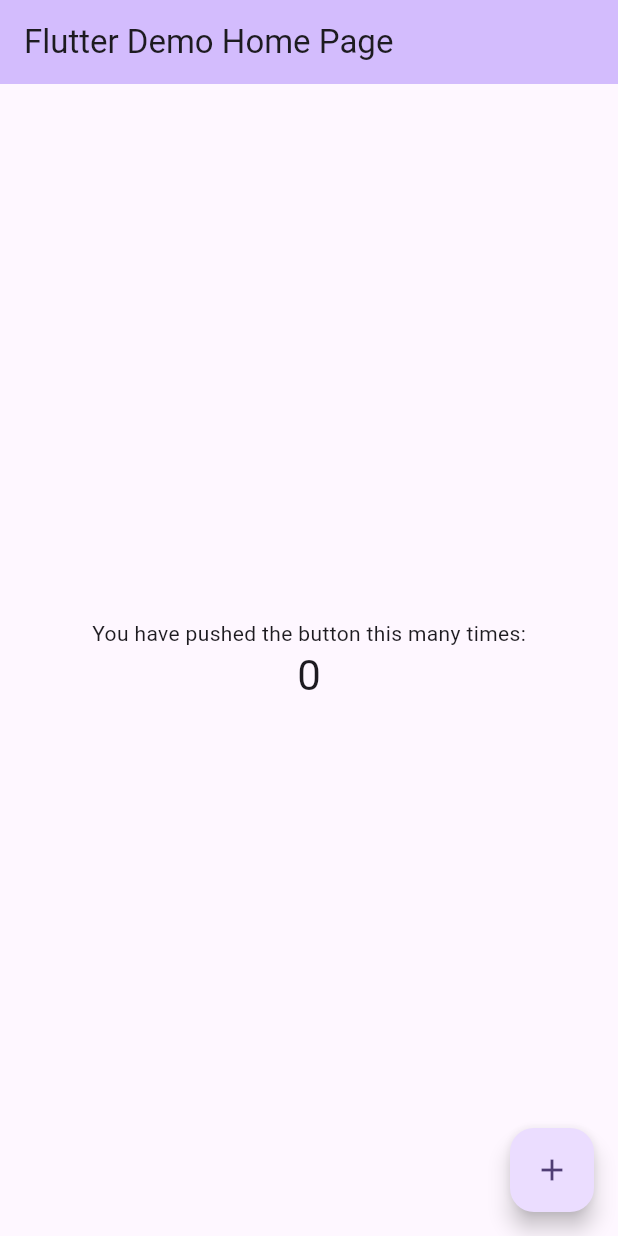
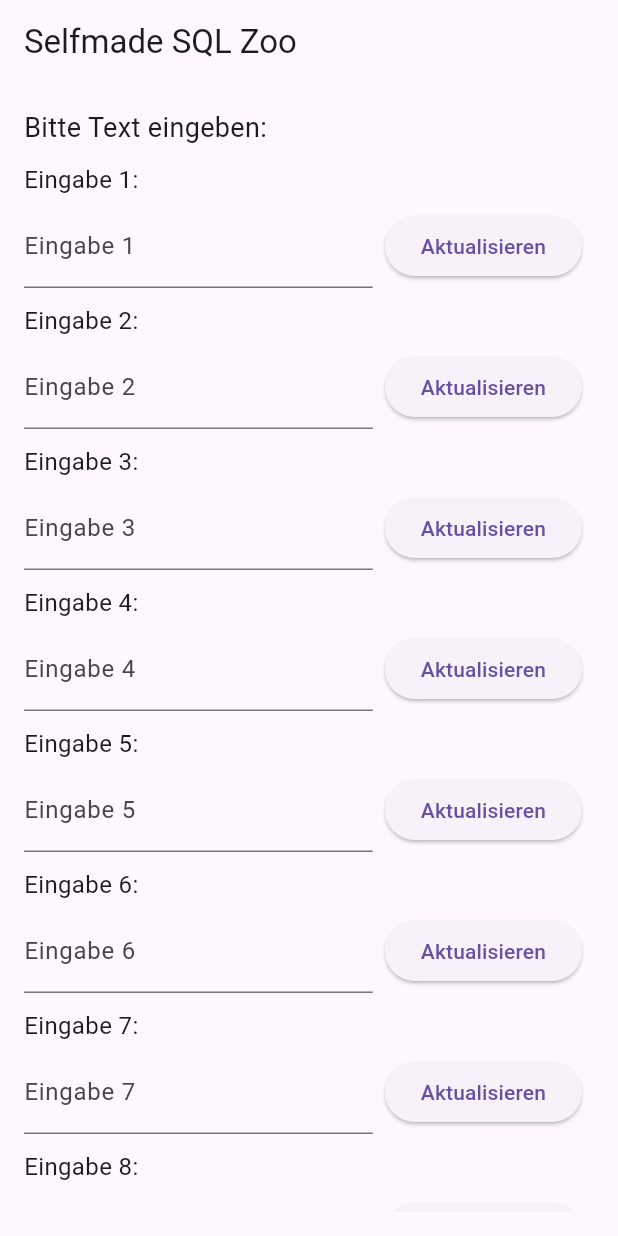
Before and after one commit to Kein010/SQLzooSelfmade, a Flutter app: the screen it shows after launch, on a phone screen of 412 x 824 dp. Run offline on Flutter 3.47's test engine with Material 3 defaults, Android fonts, the phone set to English and light mode, and no system bars.

Commit message:
First Desing

```diff
--- a/sql_zoo_selfmade/lib/main.dart
+++ b/sql_zoo_selfmade/lib/main.dart
@@ -7,119 +7,108 @@
 class MyApp extends StatelessWidget {
   const MyApp({super.key});
 
-  // This widget is the root of your application.
   @override
   Widget build(BuildContext context) {
     return MaterialApp(
-      title: 'Flutter Demo',
+      title: 'Text Eingabe Beispiel',
       theme: ThemeData(
-        // This is the theme of your application.
-        //
-        // TRY THIS: Try running your application with "flutter run". You'll see
-        // the application has a purple toolbar. Then, without quitting the app,
-        // try changing the seedColor in the colorScheme below to Colors.green
-        // and then invoke "hot reload" (save your changes or press the "hot
-        // reload" button in a Flutter-supported IDE, or press "r" if you used
-        // the command line to start the app).
-        //
-        // Notice that the counter didn't reset back to zero; the application
-        // state is not lost during the reload. To reset the state, use hot
-        // restart instead.
-        //
-        // This works for code too, not just values: Most code changes can be
-        // tested with just a hot reload.
-        colorScheme: ColorScheme.fromSeed(seedColor: Colors.deepPurple),
-        useMaterial3: true,
+        primarySwatch: Colors.blue,
       ),
-      home: const MyHomePage(title: 'Flutter Demo Home Page'),
+      home: MyHomePage(),
     );
   }
 }
 
 class MyHomePage extends StatefulWidget {
-  const MyHomePage({super.key, required this.title});
-
-  // This widget is the home page of your application. It is stateful, meaning
-  // that it has a State object (defined below) that contains fields that affect
-  // how it looks.
-
-  // This class is the configuration for the state. It holds the values (in this
-  // case the title) provided by the parent (in this case the App widget) and
-  // used by the build method of the State. Fields in a Widget subclass are
-  // always marked "final".
-
-  final String title;
+  const MyHomePage({super.key});
 
   @override
-  State<MyHomePage> createState() => _MyHomePageState();
+  MyHomePageState createState() => MyHomePageState();
 }
 
-class _MyHomePageState extends State<MyHomePage> {
-  int _counter = 0;
+class MyHomePageState extends State<MyHomePage> {
+  final List<TextEditingController> controllers = List.generate(10, (_) => TextEditingController());
+  final List<String> displayTexts = List.generate(10, (_) => '');
 
-  void _incrementCounter() {
+  void updateText(int index) {
     setState(() {
-      // This call to setState tells the Flutter framework that something has
-      // changed in this State, which causes it to rerun the build method below
-      // so that the display can reflect the updated values. If we changed
-      // _counter without calling setState(), then the build method would not be
-      // called again, and so nothing would appear to happen.
-      _counter++;
+      displayTexts[index] = controllers[index].text;
     });
+  }
+
+  bool isCorrect(String text) {
+    // Beispiel für korrekten Text. Passen Sie dies nach Bedarf an.
+    return text == 'Flutter';
+  }
+
+  @override
+  void dispose() {
+    for (var controller in controllers) {
+      controller.dispose();
+    }
+    super.dispose();
   }
 
   @override
   Widget build(BuildContext context) {
-    // This method is rerun every time setState is called, for instance as done
-    // by the _incrementCounter method above.
-    //
-    // The Flutter framework has been optimized to make rerunning build methods
-    // fast, so that you can just rebuild anything that needs updating rather
-    // than having to individually change instances of widgets.
     return Scaffold(
       appBar: AppBar(
-        // TRY THIS: Try changing the color here to a specific color (to
-        // Colors.amber, perhaps?) and trigger a hot reload to see the AppBar
-        // change color while the other colors stay the same.
-        backgroundColor: Theme.of(context).colorScheme.inversePrimary,
-        // Here we take the value from the MyHomePage object that was created by
-        // the App.build method, and use it to set our appbar title.
-        title: Text(widget.title),
+        title: const Text('Selfmade SQL Zoo'),
       ),
-      body: Center(
-        // Center is a layout widget. It takes a single child and positions it
-        // in the middle of the parent.
+      body: Padding(
+        padding: const EdgeInsets.all(16.0),
         child: Column(
-          // Column is also a layout widget. It takes a list of children and
-          // arranges them vertically. By default, it sizes itself to fit its
-          // children horizontally, and tries to be as tall as its parent.
-          //
-          // Column has various properties to control how it sizes itself and
-          // how it positions its children. Here we use mainAxisAlignment to
-          // center the children vertically; the main axis here is the vertical
-          // axis because Columns are vertical (the cross axis would be
-          // horizontal).
-          //
-          // TRY THIS: Invoke "debug painting" (choose the "Toggle Debug Paint"
-          // action in the IDE, or press "p" in the console), to see the
-          // wireframe for each widget.
-          mainAxisAlignment: MainAxisAlignment.center,
+          crossAxisAlignment: CrossAxisAlignment.start,
           children: <Widget>[
-            const Text(
-              'You have pushed the button this many times:',
+           const Text(
+              'Bitte Text eingeben:',
+              style: TextStyle(fontSize: 18),
             ),
-            Text(
-              '$_counter',
-              style: Theme.of(context).textTheme.headlineMedium,
+          const SizedBox(height: 10),
+            Expanded(
+              child: ListView.builder(
+                itemCount: 10,
+                itemBuilder: (context, index) {
+                  return Padding(
+                    padding: const EdgeInsets.only(bottom: 10.0),
+                    child: Column(
+                      crossAxisAlignment: CrossAxisAlignment.start,
+                      children: <Widget>[
+                        Text(
+                          'Eingabe ${index + 1}:',
+                          style:const TextStyle(fontSize: 16),
+                        ),
+                      const SizedBox(height: 5),
+                        Row(
+                          children: <Widget>[
+                            Expanded(
+                              child: TextField(
+                                controller: controllers[index],
+                                decoration: InputDecoration(labelText: 'Eingabe ${index + 1}'),
+                              ),
+                            ),
+                          const SizedBox(width: 8),
+                            ElevatedButton(
+                              onPressed: () => updateText(index),
+                              child: const Text('Aktualisieren'),
+                            ),
+                           const SizedBox(width: 8),
+                            if (displayTexts[index].isNotEmpty)
+                              Icon(
+                                isCorrect(displayTexts[index]) ? Icons.check : Icons.close,
+                                color: isCorrect(displayTexts[index]) ? Colors.green : Colors.red,
+                              )
+                          ],
+                        ),
+                      ],
+                    ),
+                  );
+                },
+              ),
             ),
           ],
         ),
       ),
-      floatingActionButton: FloatingActionButton(
-        onPressed: _incrementCounter,
-        tooltip: 'Increment',
-        child: const Icon(Icons.add),
-      ), // This trailing comma makes auto-formatting nicer for build methods.
     );
   }
 }
```
